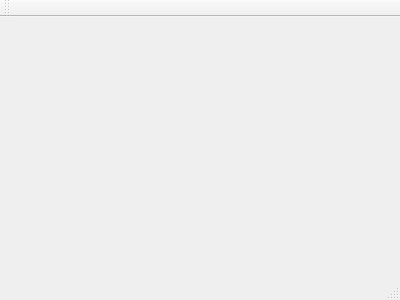
First picture: the form in FD4/External/Tools/Bridge/mainwindow.ui, repository dstern95/flashdevelop, before the edit.
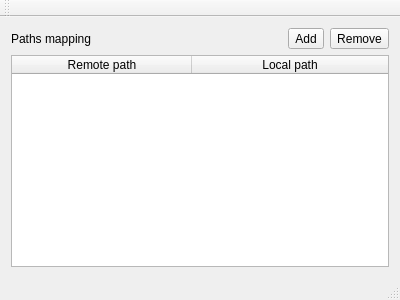
Second picture: the form after the edit.

Commit message: Bridge: - bridge UI & settings for local/remote paths mapping - Flash CS logs mapped from local to remote

```diff
--- a/FD4/External/Tools/Bridge/mainwindow.ui
+++ b/FD4/External/Tools/Bridge/mainwindow.ui
@@ -12,13 +12,79 @@
   <property name="windowTitle" >
    <string>MainWindow</string>
   </property>
-  <widget class="QMenuBar" name="menuBar" />
-  <widget class="QToolBar" name="mainToolBar" />
-  <widget class="QWidget" name="centralWidget" />
-  <widget class="QStatusBar" name="statusBar" />
+  <widget class="QWidget" name="centralWidget">
+   <layout class="QVBoxLayout" name="verticalLayout">
+    <item>
+     <layout class="QHBoxLayout" name="horizontalLayout">
+      <item>
+       <widget class="QLabel" name="labelMap">
+        <property name="text">
+         <string>Paths mapping</string>
+        </property>
+       </widget>
+      </item>
+      <item>
+       <widget class="QToolButton" name="btAdd">
+        <property name="text">
+         <string>Add</string>
+        </property>
+       </widget>
+      </item>
+      <item>
+       <widget class="QToolButton" name="btRemove">
+        <property name="text">
+         <string>Remove</string>
+        </property>
+       </widget>
+      </item>
+     </layout>
+    </item>
+    <item>
+     <widget class="QTableWidget" name="listMap">
+      <attribute name="horizontalHeaderDefaultSectionSize">
+       <number>180</number>
+      </attribute>
+      <attribute name="horizontalHeaderMinimumSectionSize">
+       <number>100</number>
+      </attribute>
+      <attribute name="horizontalHeaderStretchLastSection">
+       <bool>true</bool>
+      </attribute>
+      <column>
+       <property name="text">
+        <string>Remote path</string>
+       </property>
+      </column>
+      <column>
+       <property name="text">
+        <string>Local path</string>
+       </property>
+      </column>
+     </widget>
+    </item>
+   </layout>
+  </widget>
+  <widget class="QMenuBar" name="menuBar">
+   <property name="geometry">
+    <rect>
+     <x>0</x>
+     <y>0</y>
+     <width>400</width>
+     <height>22</height>
+    </rect>
+   </property>
+  </widget>
+  <widget class="QToolBar" name="mainToolBar">
+   <attribute name="toolBarArea">
+    <enum>TopToolBarArea</enum>
+   </attribute>
+   <attribute name="toolBarBreak">
+    <bool>false</bool>
+   </attribute>
+  </widget>
+  <widget class="QStatusBar" name="statusBar"/>
  </widget>
- <layoutDefault spacing="6" margin="11" />
- <pixmapfunction></pixmapfunction>
+ <layoutdefault spacing="6" margin="11"/>
  <resources/>
  <connections/>
 </ui>
```
Left out of the diff: 7 changed lines with no effect on the pictures. The commit also changes 4 other files.
